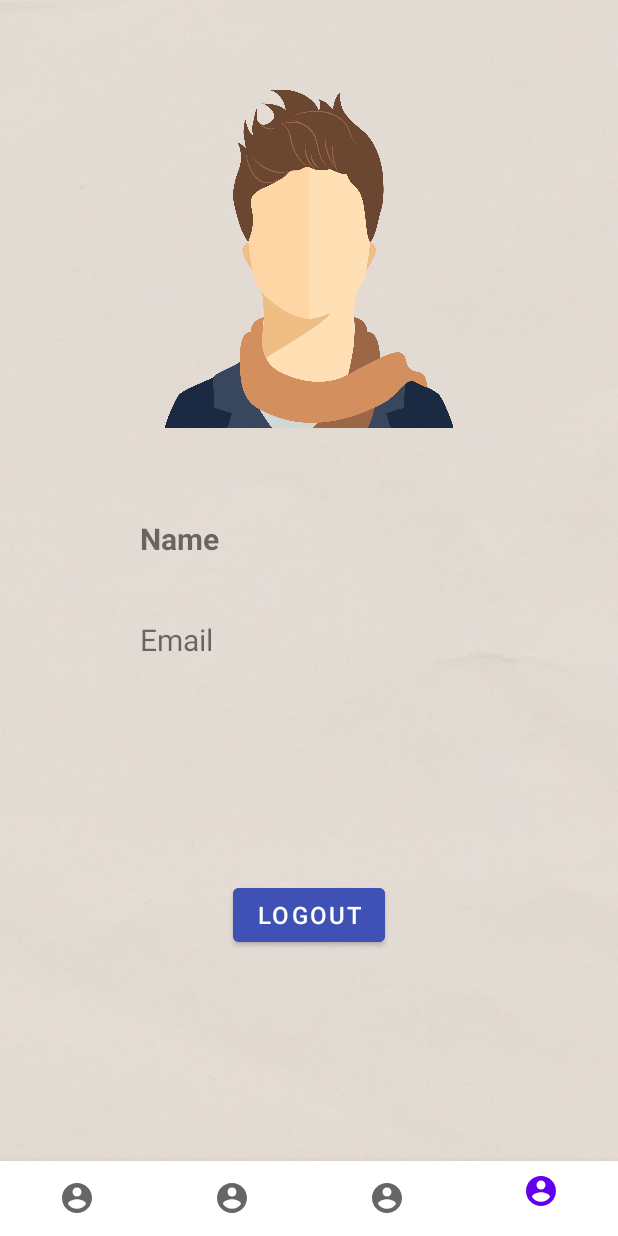
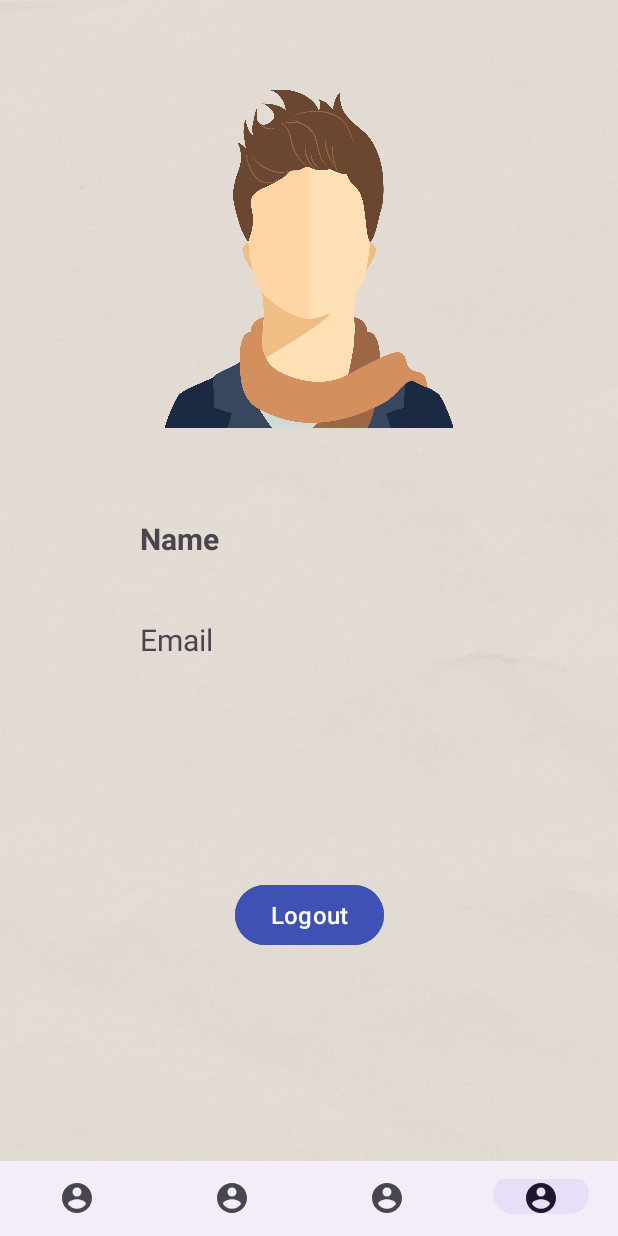
Before and after one commit to kamalpreetsinghh/HolidayHype, an Android app: the screen it shows after launch once a user with an empty profile is signed in (MainActivity), item 4 of the bottom bar chosen, on a phone screen of 412 x 824 dp. Run offline under Robolectric (Android 15) with nearby library versions, the phone set to English and light mode, and no system bars; our stand-ins replace Firebase (no records; nobody signed in at launch, a user with empty details on screens opened directly), navigation-ui.

Commit message:
Added Material Design

```diff
--- a/app/build.gradle
+++ b/app/build.gradle
@@ -32,7 +32,6 @@ android {
 }
 
 dependencies {
-
     implementation 'androidx.appcompat:appcompat:1.3.0'
     implementation 'com.google.android.material:material:1.4.0'
     implementation 'androidx.constraintlayout:constraintlayout:2.0.4'
@@ -44,4 +43,5 @@ dependencies {
     implementation platform('com.google.firebase:firebase-bom:30.1.0')
     implementation 'com.google.firebase:firebase-auth:21.0.1'
     implementation 'com.google.firebase:firebase-firestore:24.0.1'
+    implementation 'com.google.android.material:material:1.6.1'
 }
--- a/app/src/main/res/values/themes.xml
+++ b/app/src/main/res/values/themes.xml
@@ -1,6 +1,6 @@
 <resources xmlns:tools="http://schemas.android.com/tools">
     <!-- Base application theme. -->
-    <style name="Theme.HolidayHype" parent="Theme.MaterialComponents.DayNight.NoActionBar">
+    <style name="Theme.HolidayHype" parent="Theme.Material3.DayNight.NoActionBar">
         <!-- Primary brand color. -->
         <item name="colorPrimary">@color/purple_500</item>
         <item name="colorPrimaryVariant">@color/purple_700</item>
```
